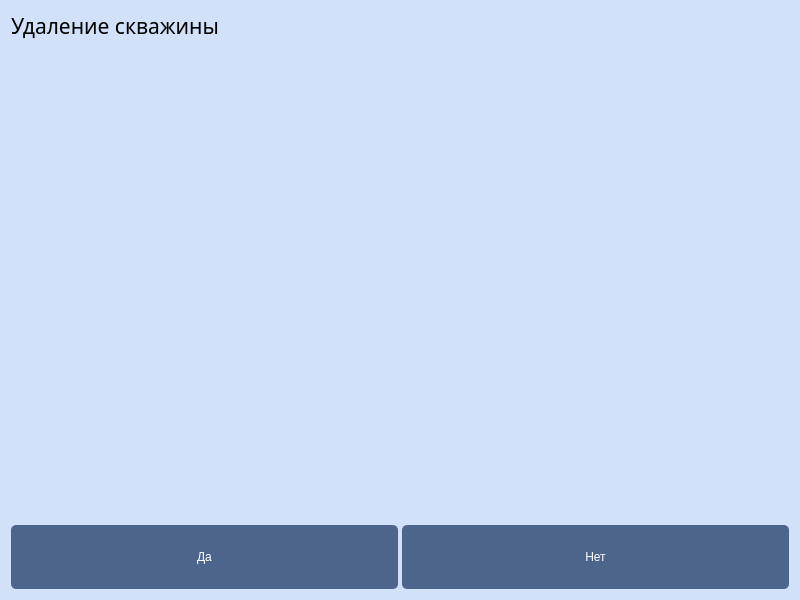
Above: resources/ui/DeleteForm.ui from StellarCampfire/GeoPhoto before the change. Below: the same form after it.
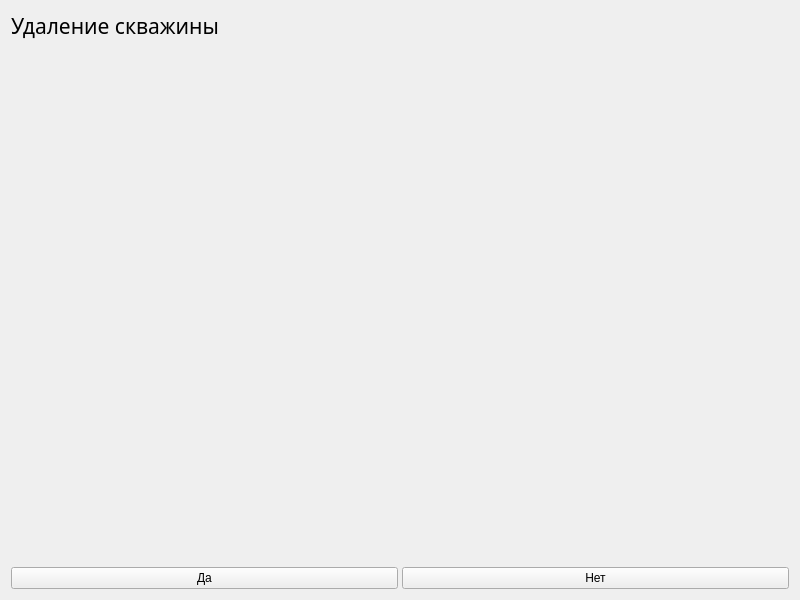
That is the form after the change.

Patch:
```diff
--- a/resources/ui/DeleteForm.ui
+++ b/resources/ui/DeleteForm.ui
@@ -14,29 +14,7 @@
    <string>Form</string>
   </property>
   <property name="styleSheet">
-   <string notr="true">QWidget {
-    background-color: rgb(208, 225, 249);
-}
-
-QPushButton {
-    background-color: rgb(77, 100, 141);
-
-    color: white;
-    border-radius: 5px;
-	padding: 25;
-	font: 57 18pt &quot;Sono Medium&quot;;
-}
-
-QPushButton:focus {
-    background-color: rgb(40, 54, 85);
-
-    color: white;
-    border-radius: 5px;
-	padding: 25;
-	font: 57 18pt &quot;Sono Medium&quot;;
-}
-
-</string>
+   <string notr="true"/>
   </property>
   <layout class="QVBoxLayout" name="verticalLayout" stretch="0,0,0,0,0">
    <item>
```
